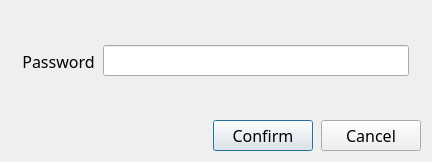
Above: src/password-dialog.ui from sc0000/hfmdd-video-system before the change. Below: the same form after it.
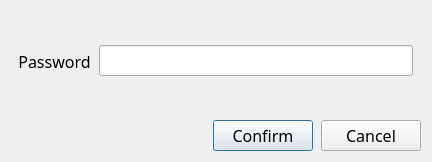
That is the form after the change.

What changed in the file:
```diff
--- a/src/password-dialog.ui
+++ b/src/password-dialog.ui
@@ -48,13 +48,13 @@
         <number>8</number>
        </property>
        <property name="leftMargin">
-        <number>12</number>
+        <number>8</number>
        </property>
        <property name="topMargin">
         <number>1</number>
        </property>
        <property name="rightMargin">
-        <number>12</number>
+        <number>8</number>
        </property>
        <property name="bottomMargin">
         <number>1</number>
```
